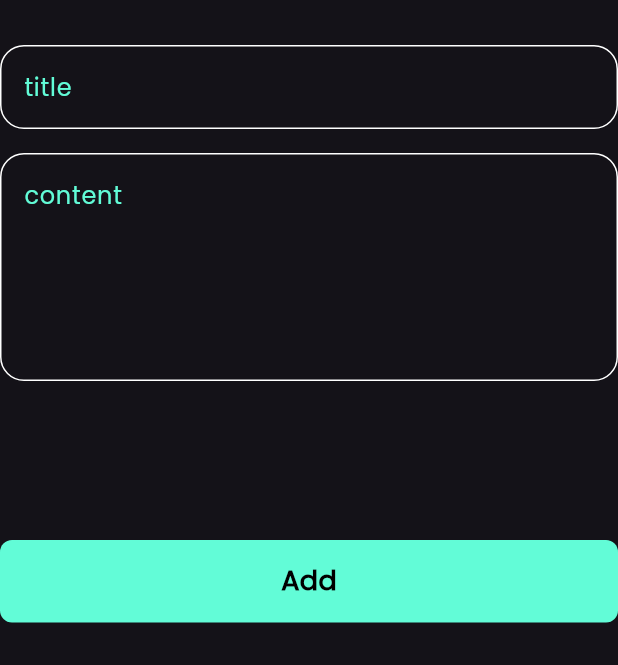
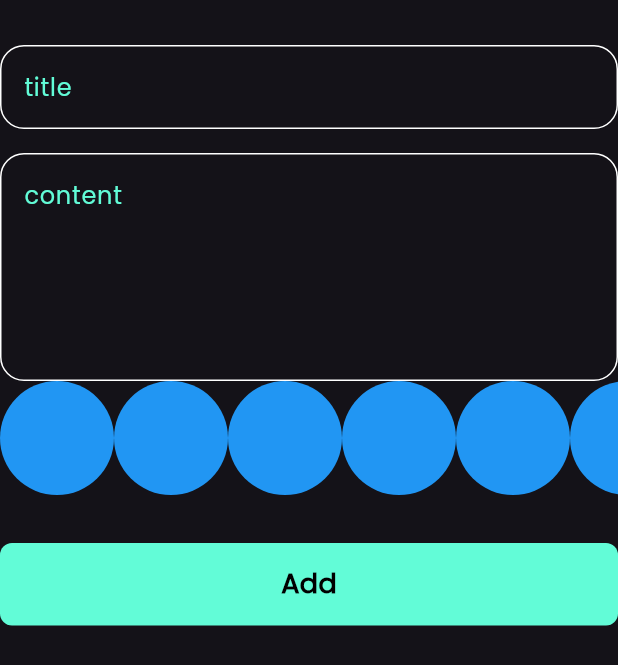
Before and after one commit to marinareda755/notes_app, a Flutter app: the AddNoteForm widget shown alone on an empty page, opened directly, on a phone screen of 412 x 824 dp. Shown: the top 665 px of the screen. Run offline on Flutter 3.47's test engine with Material 3 defaults, Android fonts, the phone set to English and light mode, and no system bars; our stand-ins replace bloc, flutter_bloc, font_awesome_flutter, hive, hive_flutter, modal_progress_hud_nsn; accounts and stored records are empty.

Commit message:
create colors list view part one

```diff
--- a/lib/widgets/add_note_form.dart
+++ b/lib/widgets/add_note_form.dart
@@ -3,6 +3,7 @@ import 'package:flutter_bloc/flutter_bloc.dart';
 import 'package:intl/intl.dart';
 import 'package:notes_app/cubits/add_note_cubit/add_note_cubit.dart';
 import 'package:notes_app/models/note_model.dart';
+import 'package:notes_app/widgets/colors_list_view.dart';
 import 'package:notes_app/widgets/custom_button.dart';
 import 'package:notes_app/widgets/custom_text_field.dart';
 
@@ -46,12 +47,11 @@ class _AddNoteFormState extends State<AddNoteForm> {
             hint: 'content',
             maxLines: 5,
           ),
+           const ColorsListView(),
           const SizedBox(
-            height: 16,
+            height: 32,
           ),
-          const SizedBox(
-            height: 90,
-          ),
+
           BlocBuilder<AddNoteCubit, AddNoteState>(
             builder: (context, state) {
               return CustomButton(
--- /dev/null
+++ b/lib/widgets/colors_list_view.dart
@@ -0,0 +1,30 @@
+import 'package:flutter/material.dart';
+
+class ColorItem extends StatelessWidget {
+  const ColorItem({super.key});
+
+  @override
+  Widget build(BuildContext context) {
+    return const CircleAvatar(
+      radius: 38,
+      backgroundColor: Colors.blue,
+    );
+  }
+}
+
+class ColorsListView extends StatelessWidget {
+  const ColorsListView({super.key});
+
+  @override
+  Widget build(BuildContext context) {
+    return SizedBox(
+      height:38*2 ,
+      child: ListView.builder(
+        itemCount: 10,
+        scrollDirection: Axis.horizontal,
+        itemBuilder: (context, index) {
+        return const ColorItem();
+      }),
+    );
+  }
+}
```
